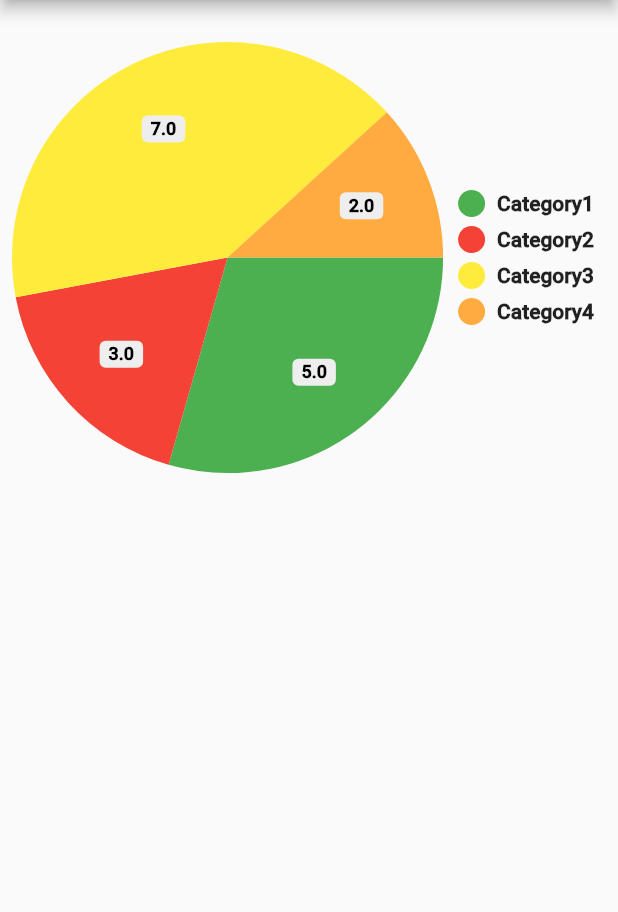
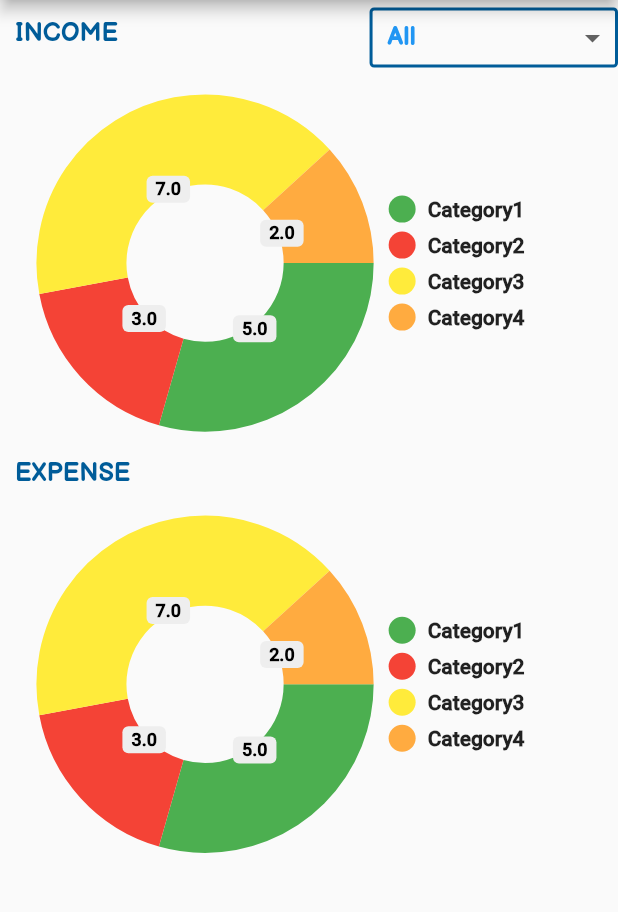
Before and after one commit to Harlygrg/money-manager-app25-11-2021, a Flutter app: the Piechart screen opened by its route, on a phone screen of 412 x 824 dp, the part 84-996 px from its top. Run offline on Flutter 3.47's test engine with Material 2 defaults, Android fonts, the light colour scheme and no system bars; drawn by our look-alikes of pie_chart; our stand-ins replace flutter_datetime_picker, hive, hive_flutter; accounts and stored records are empty.

Commit message:
pichart started

```diff
--- a/lib/widgetsUI/custom_textfields.dart
+++ b/lib/widgetsUI/custom_textfields.dart
@@ -2,7 +2,6 @@ import 'package:flutter/material.dart';
 Widget popupTextField({
   required TextEditingController inputValue,
   String hintText ='',
-  bool
 }){
 
   return TextField(
--- a/lib/widgetsUI/custom_widgets.dart
+++ b/lib/widgetsUI/custom_widgets.dart
@@ -223,3 +223,11 @@ Widget dateRangeShow({
 }
 // required String month,
 // Text(month,style: TextStyle(fontFamily: "BalsamiqSans",fontSize: 17),),
+
+Widget pichartTitles({
+  required String text,
+}){
+  return Text(text,style:TextStyle(
+  fontSize: 17,fontFamily: "BalsamiqSans",color: Color(0xff005c99)
+  ));
+}
--- a/lib/widgetsUI/piechart.dart
+++ b/lib/widgetsUI/piechart.dart
@@ -4,7 +4,10 @@ import 'package:flutter/widgets.dart';
 import 'package:money_manager_app/widgetsUI/custom_widgets.dart';
 import 'package:money_manager_app/widgetsUI/textFields.dart';
 import 'package:pie_chart/pie_chart.dart';
-
+import 'package:hive/hive.dart';
+import 'package:hive_flutter/hive_flutter.dart';
+import 'package:money_manager_app/actions/data_model.dart';
+import 'package:money_manager_app/main.dart';
 
 class Piechart extends StatefulWidget {
   @override
@@ -12,6 +15,41 @@ class Piechart extends StatefulWidget {
 }
 
 class _PiechartState extends State<Piechart> {
+  late Box<IncomeExpenseModel> incomeExpenseBox;
+  late Box<CategoryModel> categoryBox;
+  final items = ["All","Today","Yesterday","Monthly","Select Range"];
+  String dropdownValue ="All";
+
+  void incTranscat(){
+    List<double> incCatSum=[];
+    List<int> incomeKeys = incomeExpenseBox.keys.
+    cast<int>().where((key) => incomeExpenseBox.get(key)!.isIncome==true).toList();
+    for(int j=0;j<categoryItems().length;j++){
+      double sum=0;
+      for(int i=0;i<incomeKeys.length;i++){
+        var inCat = incomeExpenseBox.get(incomeKeys[i])!.category!;
+        var incCatAmt= incomeExpenseBox.get(incomeKeys[i])!.amount!;
+        if(categoryItems()[j]==inCat){
+          sum = sum+incCatAmt;
+        }
+      }
+      incCatSum.add(sum);
+    }
+    print("Incme category sum: $incCatSum");
+  }
+
+List categoryItems(){
+  List<String> incCatList=[];
+  List<int> incomeKeys = categoryBox.keys.
+  cast<int>().where((key) => categoryBox.get(key)!.isIncome==true).toList();
+  for(int i=0;i<incomeKeys.length;i++){
+    var incCat = categoryBox.get(incomeKeys[i])!.category!;
+    incCatList.add(incCat.toString());
+  }
+  print("income categories : $incCatList");
+  return incCatList;
+}
+
 
   Map<String, double> datasForPieChart = {
     "Category1": 5,
@@ -22,6 +60,15 @@ class _PiechartState extends State<Piechart> {
 
   List<Color> colorList=[Colors.green,Colors.red,Colors.yellow,Colors.orangeAccent];
   @override
+  void initState() {
+    // TODO: implement initState
+    super.initState();
+    categoryBox = Hive.box<CategoryModel>(categoryBoxName);
+    incomeExpenseBox =Hive.box<IncomeExpenseModel>(incomeExpenseBoxName);
+    categoryItems();
+    incTranscat();
+  }
+  @override
   Widget build(BuildContext context) {
     return Scaffold(
       appBar: AppBar(
@@ -29,18 +76,85 @@ class _PiechartState extends State<Piechart> {
         backgroundColor: Color(0xff005c99),
       ),
       body: Column(
+        crossAxisAlignment: CrossAxisAlignment.start,
+        children: [
+          Row(
+            mainAxisAlignment: MainAxisAlignment.spaceBetween,
             children: [
               Padding(
-            padding: const EdgeInsets.only(top: 20),
-            child: PieChart(
-              dataMap: datasForPieChart,
+                padding: const EdgeInsets.only(left: 10),
+                child: pichartTitles(text: "INCOME"),
+              ),
+              Container(
+                margin: const EdgeInsets.only(top: 5),
+                height: 40,
+                padding: const EdgeInsets.only(left: 10,right: 3),
+                decoration: BoxDecoration(
+                    border: Border.all(
+                        color: Color(0xff005c99),
+                        width: 2,
+                        style: BorderStyle.solid
+                    ),
+                    borderRadius: BorderRadius.all(Radius.circular(3))
+                ),
+                child: DropdownButton(
+                  underline: Text(""),
+                  style:  const TextStyle(
+                    color: Colors.blue,
+                    fontFamily: "BalsamiqSans",
+                    fontSize: 17,
+                  ),
+                  focusColor:Colors.white,
+                  hint: Text("Select Category"),
+                  items: items.map((itemsname) {
+                    return DropdownMenuItem(
+                      value: itemsname,
+                      child: Text(itemsname),
+                    );
+                  }).toList(),
+                  onChanged:(String ?newValue){
+                    setState(() {
+                      dropdownValue =newValue!;
+                    });
+                  },
+                  value: dropdownValue,
+                ),
+              ),
+
+            ],
+          ),
+          divider(height: 40),
+          piechart(
+              piechartDatas: datasForPieChart,
+              colorList: colorList
+          ),
+          divider(height: 40),
+          Padding(
+            padding: const EdgeInsets.only(left: 10),
+            child: pichartTitles(text: "EXPENSE"),
+          ),
+          divider(height: 40),
+          piechart(
+            piechartDatas: datasForPieChart,
+            colorList: colorList,
+          ),
+        ],
+      ),
+    );
+  }
+  Widget piechart({
+    required Map<String,double> piechartDatas,
+    required List<Color> colorList,
+}){
+    return PieChart(
+      dataMap: piechartDatas,
       animationDuration: Duration(microseconds: 750),
-              chartLegendSpacing: 10,
-              chartRadius: MediaQuery.of(context).size.width*.8,
+      chartLegendSpacing: 40,
+      chartRadius: MediaQuery.of(context).size.width*.4,
       colorList: colorList,
       initialAngleInDegree: 0,
-              chartType: ChartType.disc,
-              ringStrokeWidth: 02,
+      chartType: ChartType.ring,
+      ringStrokeWidth: 60,
       legendOptions: LegendOptions(
         showLegendsInRow: false,
         legendPosition: LegendPosition.right,
@@ -57,10 +171,9 @@ class _PiechartState extends State<Piechart> {
         showChartValuesOutside: false,
         decimalPlaces: 1,
       ),
-            ),
-          )
-        ],
-      ),
     );
   }
+
+
+
 }
```
Lines whose indentation alone changed are shown as unchanged.
